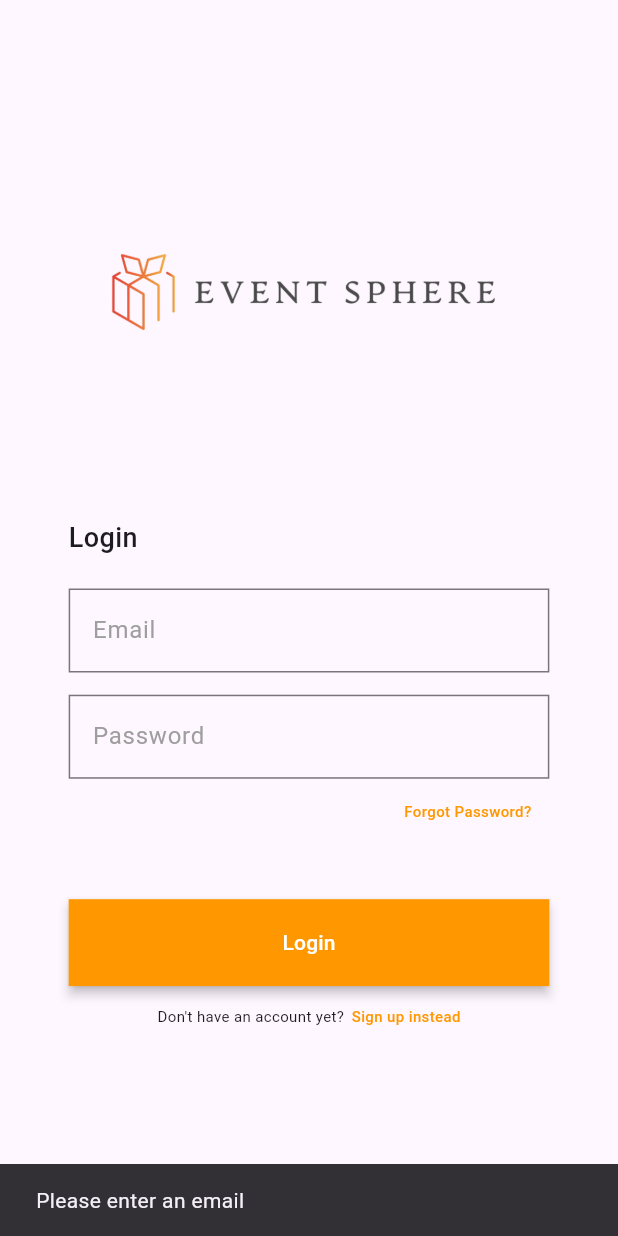
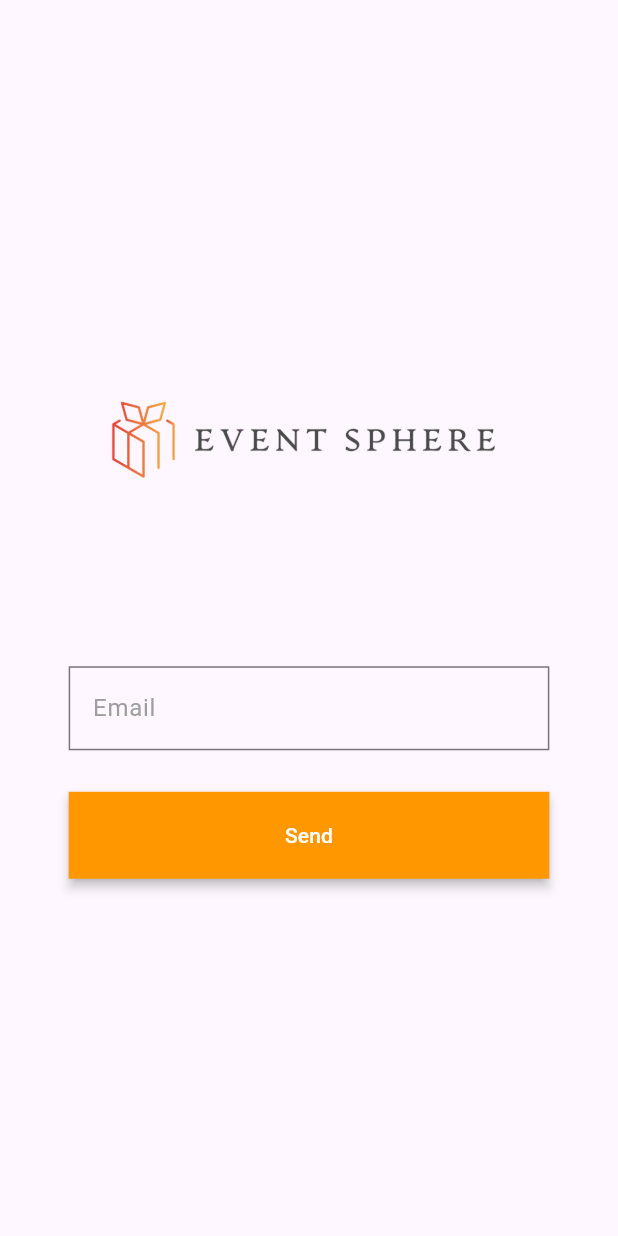
Before and after one commit to TechorraTeam/event-Sphere, a Flutter app: the screen it shows after launch, after a tap on "Forgot Password?", on a phone screen of 412 x 824 dp. Run offline on Flutter 3.47's test engine with Material 3 defaults, Android fonts, the light colour scheme and no system bars; our stand-ins replace cloud_firestore, firebase_auth, firebase_core, flutter_screenutil, get, image_picker; accounts and stored records are empty.

Commit message:
Forgot Password Screen

```diff
--- /dev/null
+++ b/lib/View/screens/forgot_password.dart
@@ -0,0 +1,53 @@
+import 'package:event_sphere/Widgets/Custom%20UI%20Button/custom_ui.dart';
+import 'package:event_sphere/controller/auth_controller.dart';
+import 'package:flutter/material.dart';
+import 'package:flutter_screenutil/flutter_screenutil.dart';
+import 'package:get/get.dart';
+
+class ForgotPassword extends StatelessWidget {
+  const ForgotPassword({super.key});
+
+  @override
+  Widget build(BuildContext context) {
+    AuthController authController = Get.put(AuthController());
+    TextEditingController emailController = TextEditingController();
+    return GetBuilder<AuthController>(
+      builder: (authController) {
+        return Scaffold(
+          body:  Center(
+            child: Column(
+              mainAxisAlignment: MainAxisAlignment.center,
+              children: [
+                SizedBox(
+                    width: 300.w,
+                    height: 80.h,
+                    child: Image.asset('assets/images/Event Sphere Logo.png')),
+                SizedBox(
+                  height: 80.h,
+                ),
+                CustomGui.textField(emailController, 'Email'),
+                SizedBox(
+                  height: 20.h,
+                ),
+                CustomGui.customButton('Send', () async {
+                  if (emailController.text.isNotEmpty) {
+                    await authController
+                        .sendPasswordResetEmail(emailController.text);
+                    ScaffoldMessenger.of(context).showSnackBar(
+                      SnackBar(content: Text('Password reset email sent!')),
+                    );
+                    Get.back();
+                  } else {
+                    ScaffoldMessenger.of(context).showSnackBar(
+                      SnackBar(content: Text('Please enter an email')),
+                    );
+                  }
+                }),
+              ],
+            ),
+          ),
+        );
+      },
+    );
+  }
+}
--- a/lib/view/screens/Login_Screen.dart
+++ b/lib/view/screens/Login_Screen.dart
@@ -1,6 +1,7 @@
 import 'package:event_sphere/Widgets/Custom%20UI%20Button/custom_ui.dart';
 import 'package:event_sphere/controller/auth_controller.dart';
 import 'package:event_sphere/view/SignUp/singup.dart';
+import 'package:event_sphere/view/screens/forgot_password.dart';
 import 'package:flutter/material.dart';
 import 'package:flutter_screenutil/flutter_screenutil.dart';
 import 'package:get/get.dart';
@@ -67,18 +68,7 @@ class _LoginScreenState extends State<LoginScreen> {
                   padding: EdgeInsets.only(left: 185.w),
                   child: GestureDetector(
                       onTap: () async {
-                        if (emailController.text.isNotEmpty) {
-                          await authController
-                              .sendPasswordResetEmail(emailController.text);
-                          ScaffoldMessenger.of(context).showSnackBar(
-                            SnackBar(
-                                content: Text('Password reset email sent!')),
-                          );
-                        } else {
-                          ScaffoldMessenger.of(context).showSnackBar(
-                            SnackBar(content: Text('Please enter an email')),
-                          );
-                        }
+                        Get.to(ForgotPassword());
                       },
                       child: Text('Forgot Password?',
                           style: TextStyle(
```
